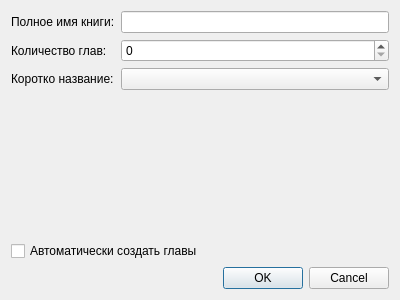
Before: the Qt Designer form src/dialogs/bookdialog/bookadddialog.ui in axsapronov/bQella, drawn with Qt 5.
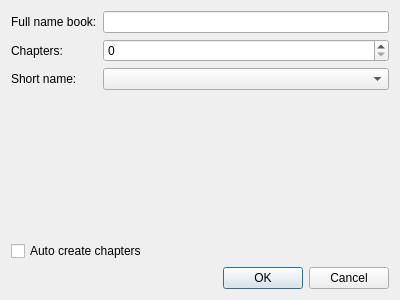
After: the same form once the commit is applied.

```diff
--- a/src/dialogs/bookdialog/bookadddialog.ui
+++ b/src/dialogs/bookdialog/bookadddialog.ui
@@ -24,7 +24,7 @@
        <item row="0" column="0">
         <widget class="QLabel" name="label">
          <property name="text">
-          <string>Полное имя книги:</string>
+          <string>Full name book:</string>
          </property>
         </widget>
        </item>
@@ -34,7 +34,7 @@
        <item row="1" column="0">
         <widget class="QLabel" name="label_3">
          <property name="text">
-          <string>Количество глав:</string>
+          <string>Chapters:</string>
          </property>
         </widget>
        </item>
@@ -48,7 +48,7 @@
        <item row="2" column="0">
         <widget class="QLabel" name="label_2">
          <property name="text">
-          <string>Коротко название:</string>
+          <string>Short name:</string>
          </property>
         </widget>
        </item>
@@ -86,7 +86,7 @@
      <item>
       <widget class="QCheckBox" name="checkBoxAutoCreateChapter">
        <property name="text">
-        <string>Автоматически создать главы</string>
+        <string>Auto create chapters</string>
        </property>
       </widget>
      </item>
```
